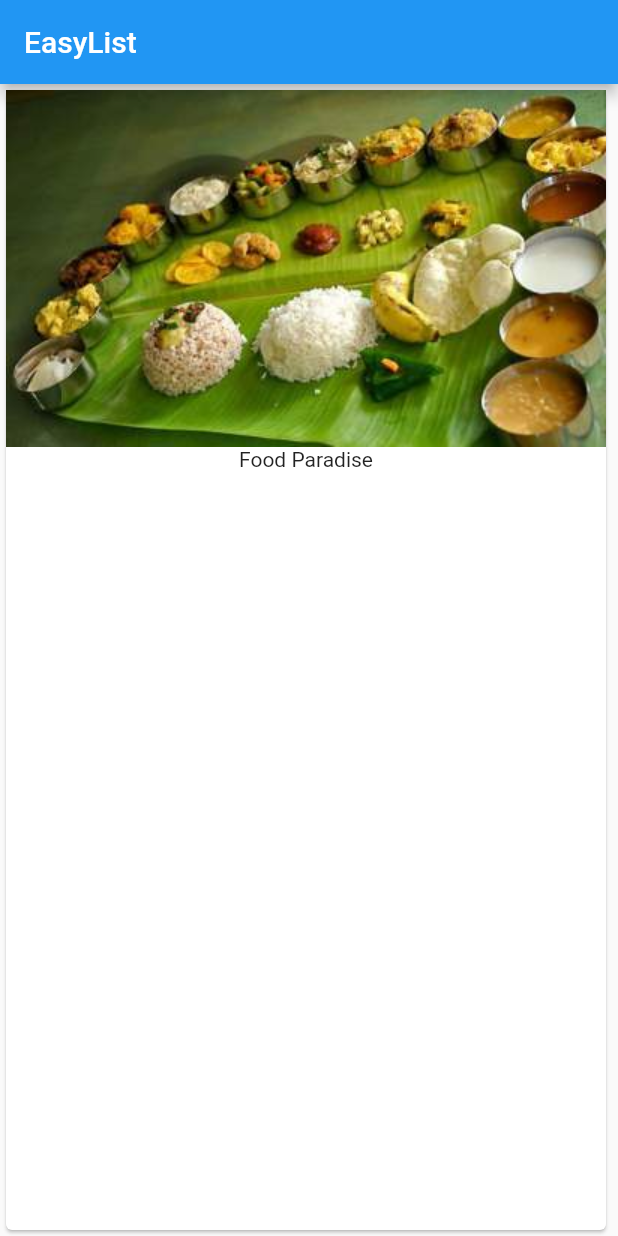
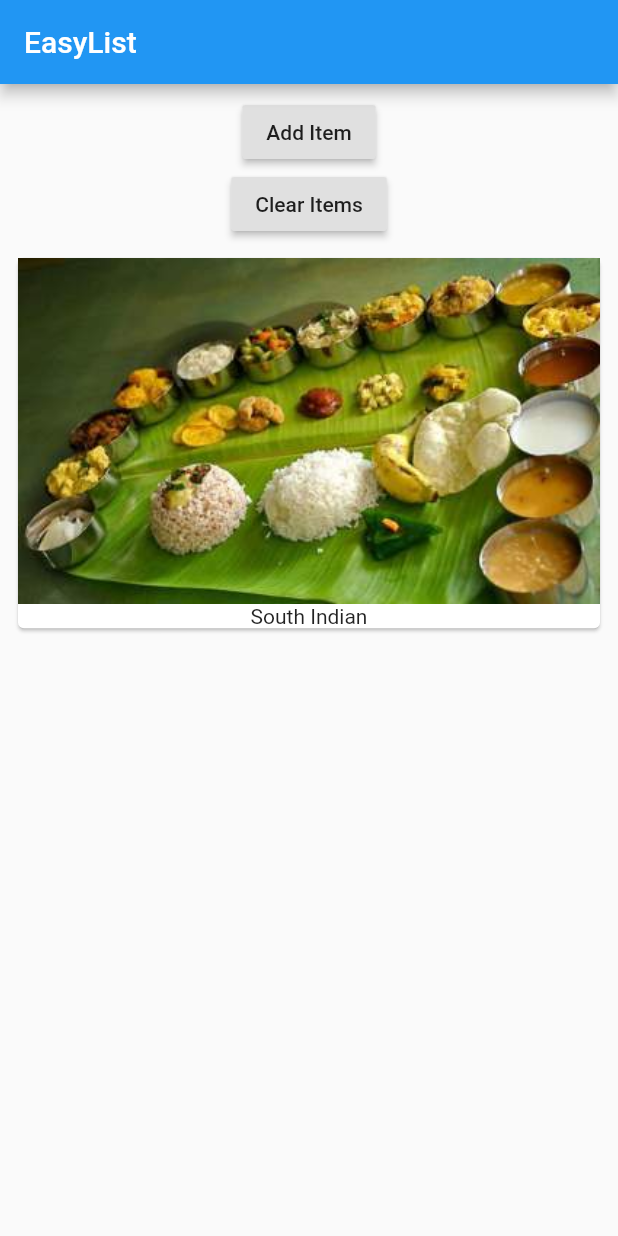
Before and after one commit to jsuryahyd/first-flutter-app, a Flutter app: the screen it shows after launch, on a phone screen of 412 x 824 dp. Run offline on Flutter 3.47's test engine with Material 2 defaults, Android fonts, the phone set to English and light mode, and no system bars.

Commit message:
basic widget building and passing around data

```diff
--- /dev/null
+++ b/lib/Products.dart
@@ -0,0 +1,19 @@
+import 'package:flutter/material.dart';
+
+class Products extends StatelessWidget {
+  final List items;
+  Products(this.items);
+
+  Widget build(BuildContext context) {
+    return Column(
+      children: items
+          .map((item) => Card(
+                child: Column(children: <Widget>[
+                  Image.asset('assets/traditional-lunch.jpg'),
+                  Text(item)
+                ]),
+              ))
+          .toList(),
+    );
+  }
+}
--- /dev/null
+++ b/lib/ProductsService.dart
@@ -0,0 +1,57 @@
+import 'package:flutter/material.dart';
+
+import './Products.dart';
+
+class ProductsService extends StatefulWidget {
+  final String defaultItem;
+  ProductsService(this.defaultItem);
+  @override
+  State<StatefulWidget> createState() {
+    return ProductsServiceState();
+  }
+}
+
+class ProductsServiceState extends State<ProductsService> {
+  List _items = [];
+
+  void initState() {
+    super.initState();
+    _items.add(widget.defaultItem);
+  }
+
+  Widget build(BuildContext context) {
+    return Column(
+      children: <Widget>[
+        Container(
+            margin: EdgeInsets.only(bottom: 8.0),
+            child: Column(
+              children: <Widget>[
+                RaisedButton(
+                  child: Text('Add Item'),
+                  onPressed: () {
+                    setState(() {
+                      {
+                        _items.add('Afghan');
+                        print(_items);
+                      }
+                    });
+                  },
+                ),
+                RaisedButton(
+                  child: Text('Clear Items'),
+                  onPressed: () {
+                    setState(() {
+                      {
+                        _items = [];
+                        print(_items);
+                      }
+                    });
+                  },
+                ),
+              ],
+            )),
+        Products(_items)
+      ],
+    );
+  }
+}
--- a/lib/main.dart
+++ b/lib/main.dart
@@ -1,4 +1,6 @@
 import 'package:flutter/material.dart';
+
+import './ProductsService.dart';
 
 void main() {
   runApp(MyApp());
@@ -12,10 +14,7 @@ class MyApp extends StatelessWidget {
         appBar: AppBar(
           title: Text('EasyList'),
         ),
-        body:Card(child: Column(children:<Widget>[
-Image.asset('assets/traditional-lunch.jpg'),
-Text('Food Paradise')
-        ]),)
+        body: Container(margin: EdgeInsets.all(8.0), child: ProductsService('South Indian')),
       ),
     );
   }
```
